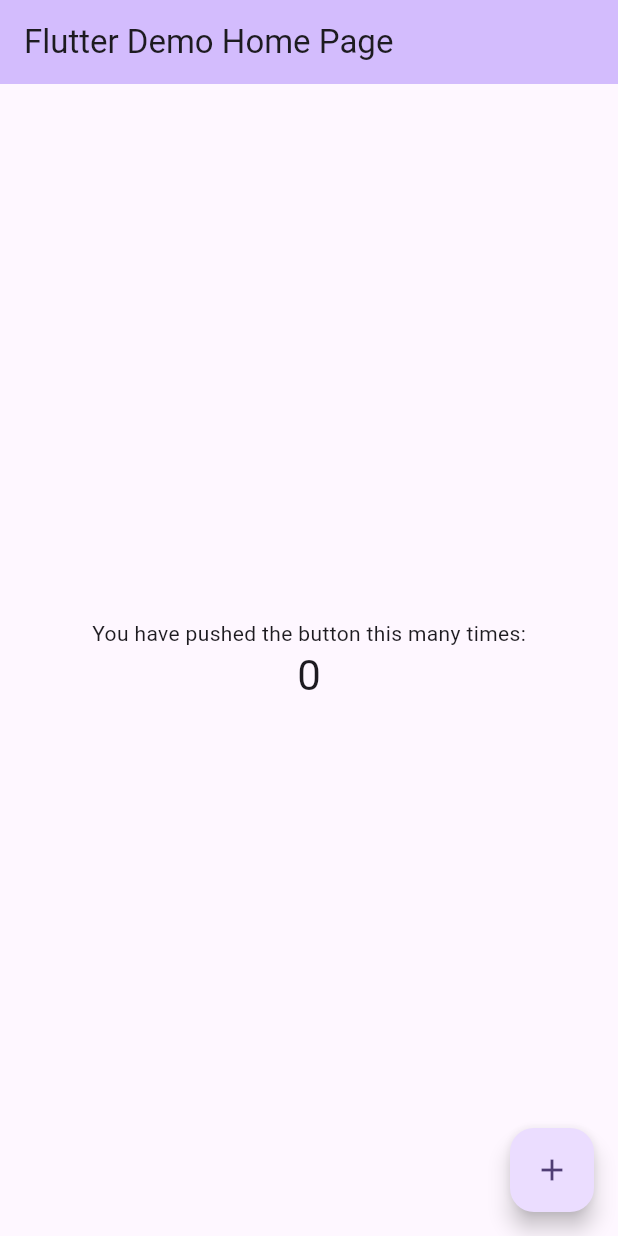
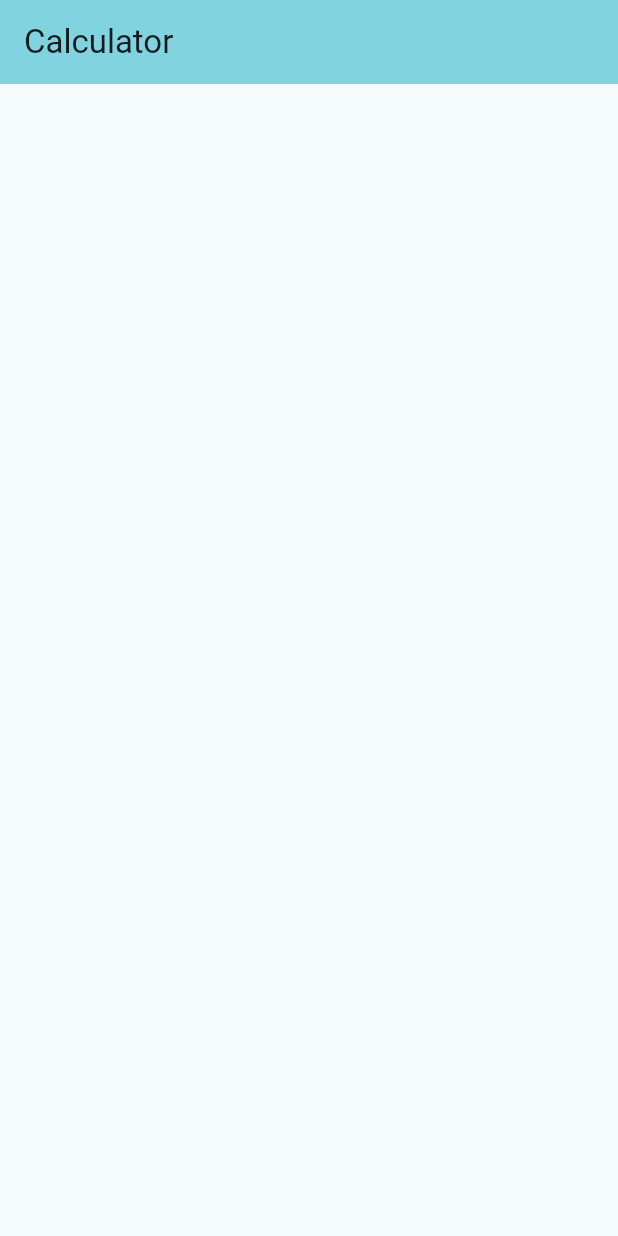
Before and after one commit to JantsoJant/assignment-2-task-2, a Flutter app: the screen it shows after launch, on a phone screen of 412 x 824 dp. Run offline on Flutter 3.47's test engine with Material 3 defaults, Android fonts, the phone set to English and light mode, and no system bars.

Commit message:
Update main.dart

```diff
--- a/lib/main.dart
+++ b/lib/main.dart
@@ -11,13 +11,13 @@ class MyApp extends StatelessWidget {
   @override
   Widget build(BuildContext context) {
     return MaterialApp(
-      title: 'Flutter Demo',
+      debugShowCheckedModeBanner: false,
+      title: 'Calculator',
       theme: ThemeData(
-
-        colorScheme: ColorScheme.fromSeed(seedColor: Colors.deepPurple),
+        colorScheme: ColorScheme.fromSeed(seedColor: Colors.white),
         useMaterial3: true,
       ),
-      home: const MyHomePage(title: 'Flutter Demo Home Page'),
+      home: const MyHomePage(title: 'Calculator'),
     );
   }
 }
@@ -32,13 +32,6 @@ class MyHomePage extends StatefulWidget {
 }
 
 class _MyHomePageState extends State<MyHomePage> {
-  int _counter = 0;
-
-  void _incrementCounter() {
-    setState(() {
-      _counter++;
-    });
-  }
 
   @override
   Widget build(BuildContext context) {
@@ -48,23 +41,6 @@ class _MyHomePageState extends State<MyHomePage> {
         title: Text(widget.title),
       ),
       body: Center(
-        child: Column(
-          mainAxisAlignment: MainAxisAlignment.center,
-          children: <Widget>[
-            const Text(
-              'You have pushed the button this many times:',
-            ),
-            Text(
-              '$_counter',
-              style: Theme.of(context).textTheme.headlineMedium,
-            ),
-          ],
-        ),
-      ),
-      floatingActionButton: FloatingActionButton(
-        onPressed: _incrementCounter,
-        tooltip: 'Increment',
-        child: const Icon(Icons.add),
       ),
     );
   }
```
